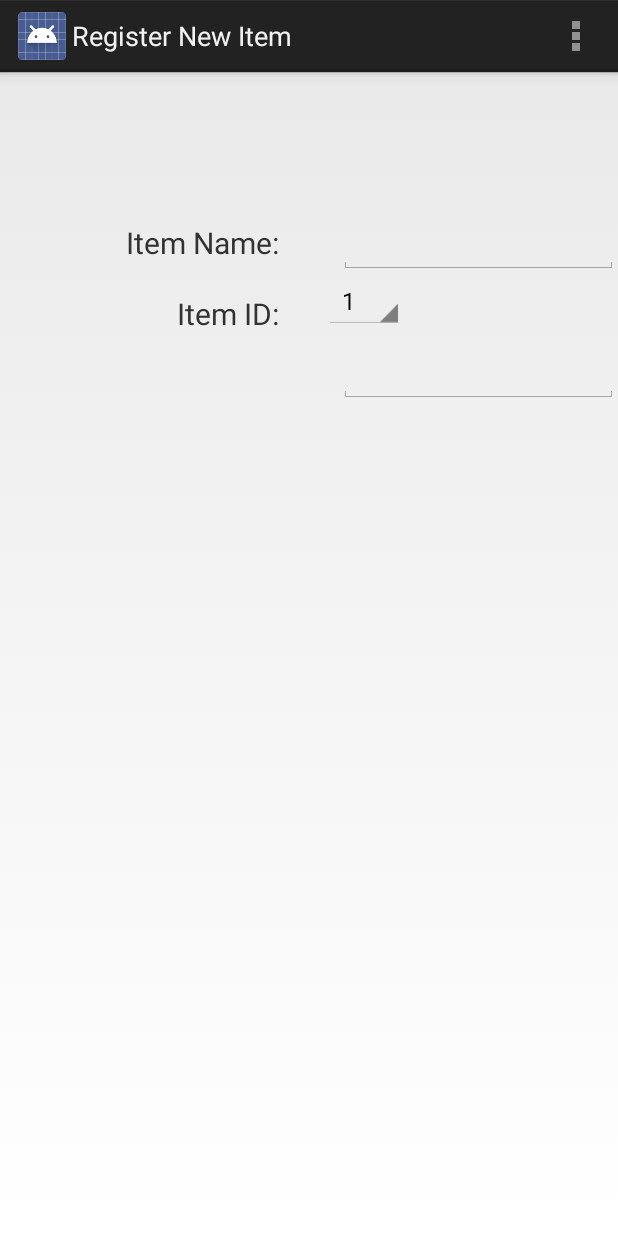
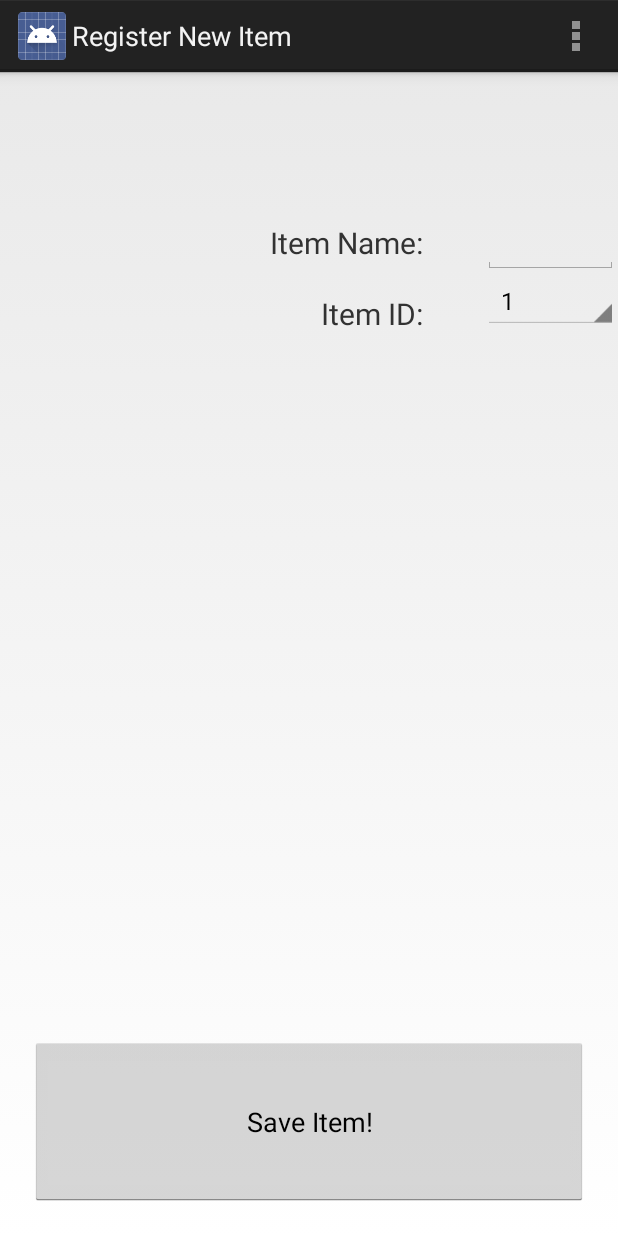
Before and after one commit to InnovationGymSMU/20Over20AndroidApp, an Android app: the NewItemRegistrationActivity screen opened directly, with no data from a screen before it, on a phone screen of 412 x 824 dp. Run offline under Robolectric (Android 15) with nearby library versions, the phone set to English and light mode, and no system bars.

Commit message:
added save button element

```diff
--- a/MyApplication/src/main/java/edu/SMU/PingItApp/NewItemRegistrationActivity.java
+++ b/MyApplication/src/main/java/edu/SMU/PingItApp/NewItemRegistrationActivity.java
@@ -2,24 +2,28 @@ package edu.SMU.PingItApp;
 
 import android.os.Bundle;
 import android.app.Activity;
+import android.util.Log;
 import android.view.Menu;
+import android.view.View;
+import android.widget.AdapterView;
 import android.widget.ArrayAdapter;
+import android.widget.EditText;
 import android.widget.Spinner;
 
 public class NewItemRegistrationActivity extends Activity {
 
+    Spinner itemIdSpinner;
     @Override
     protected void onCreate(Bundle savedInstanceState)
     {
         super.onCreate(savedInstanceState);
         setContentView(R.layout.activity_new_item_registration);
 
-        Spinner itemIdSpinner = (Spinner) findViewById(R.id.itemIDSelector);
+        itemIdSpinner = (Spinner) findViewById(R.id.itemIDSelector);
         ArrayAdapter<CharSequence> adapter = ArrayAdapter.createFromResource(this,
                 R.array.item_id_values, android.R.layout.simple_spinner_item);
         adapter.setDropDownViewResource(android.R.layout.simple_spinner_dropdown_item);
         itemIdSpinner.setAdapter(adapter);
-
     }
 
 
@@ -30,4 +34,14 @@ public class NewItemRegistrationActivity extends Activity {
         return true;
     }
 
+    public void saveNewItem(View view)
+    {
+        EditText itemName = (EditText) findViewById(R.id.itemNameEdit);
+        String nameOfItem = itemName.getText().toString();
+        Log.d("NewItemRegistrationActivity", nameOfItem);
+        int IDOfItem = itemIdSpinner.getSelectedItemPosition();
+        Log.d("NewItemRegistrationActivity", "" + IDOfItem);
+    }
+
+
 }
--- a/MyApplication/src/main/res/layout/activity_new_item_registration.xml
+++ b/MyApplication/src/main/res/layout/activity_new_item_registration.xml
@@ -1,9 +1,15 @@
 <LinearLayout xmlns:android="http://schemas.android.com/apk/res/android"
     android:layout_width="match_parent"
     android:layout_height="match_parent"
-    android:orientation="horizontal"
-    android:weightSum="2" >
+    android:orientation="vertical"
+    android:weightSum="8" >
 
+    <LinearLayout
+        android:id="@+id/inputFieldsLayout"
+        android:layout_width="wrap_content"
+        android:layout_height="wrap_content"
+        android:orientation="horizontal"
+        android:layout_weight="7" >
     <LinearLayout
         android:id="@+id/first"
         android:layout_width="fill_parent"
@@ -37,6 +43,7 @@
                 android:layout_marginTop="20dp"
                 android:text="@string/item_id_label" />
         </RelativeLayout>
+
     </LinearLayout>
 
     <LinearLayout
@@ -62,21 +69,31 @@
 
             <Spinner
                 android:id="@+id/itemIDSelector"
+                android:textAlignment="center"
+                android:gravity="center"
+                android:dropDownWidth="100dp"
+                android:minWidth="100dp"
                 android:layout_width="wrap_content"
                 android:layout_height="wrap_content"
-                android:layout_below="@id/itemNameEdit" />
-
-            <EditText
-                android:id="@+id/itemIDEdit"
-                android:width="300px"
-                android:layout_width="wrap_content"
-                android:layout_height="wrap_content"
-                android:layout_marginLeft="10dp"
-                android:layout_marginTop="10dp"
-                android:layout_below="@id/itemIDSelector" />
+                android:layout_below="@id/itemNameEdit"
+                android:layout_marginLeft="10dp" />
 
 
         </RelativeLayout>
     </LinearLayout>
 
+
+    </LinearLayout>
+
+    <Button
+        android:id="@+id/saveItemButton"
+        android:layout_height="wrap_content"
+        android:layout_width="fill_parent"
+        android:layout_gravity="bottom"
+        android:layout_weight="1"
+        android:layout_margin="20dp"
+        android:text="@string/save_item_button"
+
+        android:onClick="saveNewItem"/>
+
 </LinearLayout>
--- a/MyApplication/src/main/res/values/strings.xml
+++ b/MyApplication/src/main/res/values/strings.xml
@@ -26,6 +26,8 @@
         <item>10</item>
     </string-array>
 
+    <string name="save_item_button">Save Item!</string>
+
     <string name="title_activity_temp">MainActivity</string>
 
 </resources>
```
